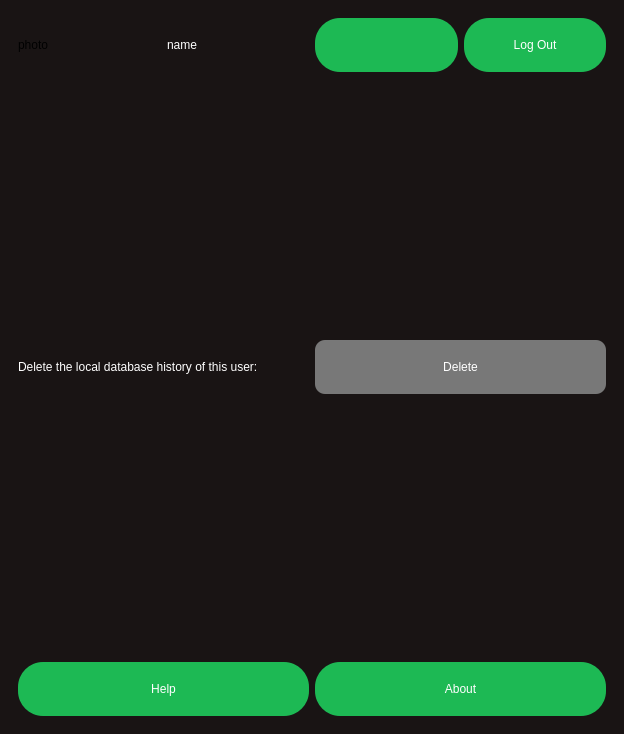
Old version of the form mutak/mainwindow.ui in the repository ahmed-debbech/mutak.
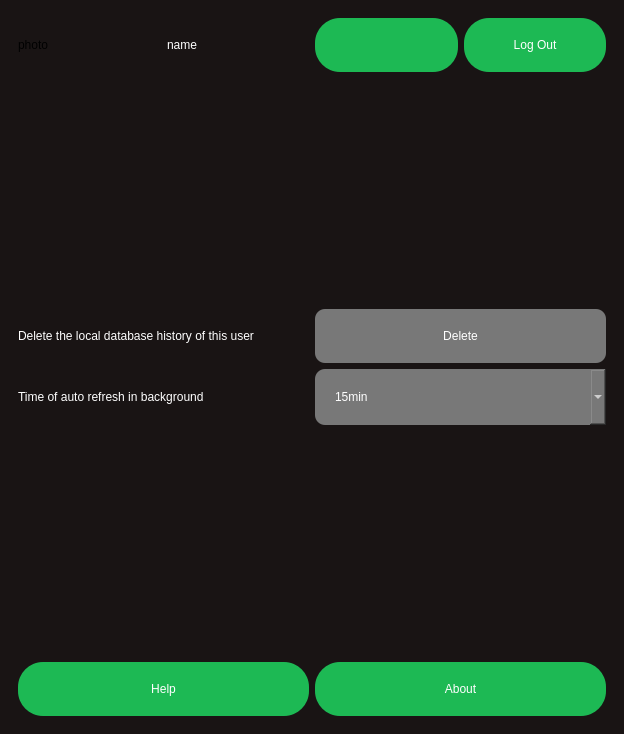
New version of the form. The open tabs and pages were chosen to show the change.

Commit message: Add change auto refresh ability

Diff of the .ui file:
```diff
--- a/mutak/mainwindow.ui
+++ b/mutak/mainwindow.ui
@@ -1254,7 +1254,7 @@
 </string>
             </property>
             <property name="text">
-             <string>Delete the local database history of this user:</string>
+             <string>Delete the local database history of this user</string>
             </property>
            </widget>
           </item>
@@ -1280,6 +1280,69 @@
           </item>
          </layout>
         </item>
+        <item>
+         <layout class="QHBoxLayout" name="horizontalLayout_13">
+          <item>
+           <widget class="QLabel" name="label_7">
+            <property name="styleSheet">
+             <string notr="true">color: white;
+font: bold 14px '://resources/fonts/GothamLight.ttf';
+</string>
+            </property>
+            <property name="text">
+             <string>Time of auto refresh in background</string>
+            </property>
+           </widget>
+          </item>
+          <item>
+           <widget class="QComboBox" name="auto_refresh">
+            <property name="styleSheet">
+             <string notr="true">#auto_refresh {
+color: white;
+background-color:  #787878;
+	font: bold 14px '://resources/fonts/Gotham-UltraItalic.otf';
+border-radius: 10px;
+padding: 20px;
+width: 10px;
+ }
+#auto_refresh:hover {
+	background-color: #999999;
+ }</string>
+            </property>
+            <item>
+             <property name="text">
+              <string>15min</string>
+             </property>
+            </item>
+            <item>
+             <property name="text">
+              <string>30min</string>
+             </property>
+            </item>
+            <item>
+             <property name="text">
+              <string>45min</string>
+             </property>
+            </item>
+            <item>
+             <property name="text">
+              <string>1hr</string>
+             </property>
+            </item>
+            <item>
+             <property name="text">
+              <string>2hrs</string>
+             </property>
+            </item>
+            <item>
+             <property name="text">
+              <string>Turn Off</string>
+             </property>
+            </item>
+           </widget>
+          </item>
+         </layout>
+        </item>
         <item>
          <spacer name="verticalSpacer_12">
           <property name="orientation">
```
The commit also changes 1 other file.
